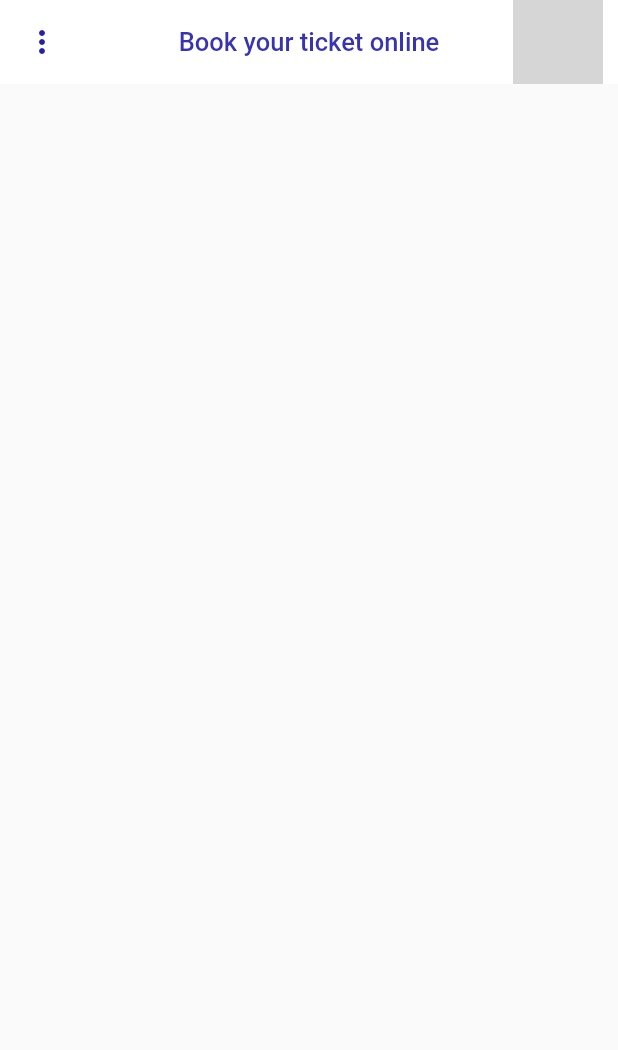
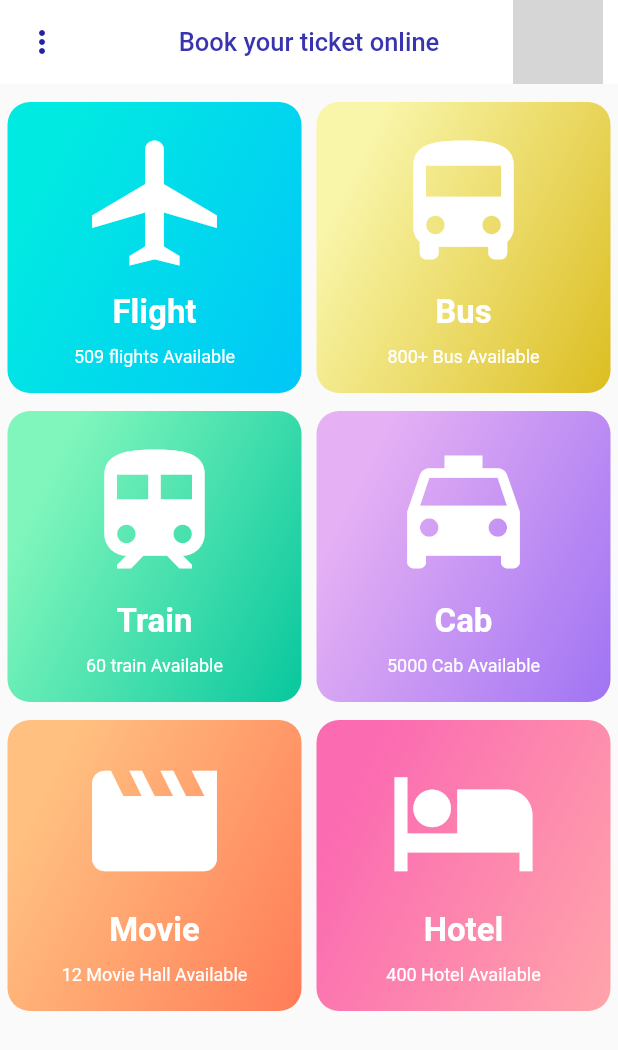
Before and after one commit to eagskunst/Express-Booking-App, a Flutter app: the BookTicketScreen screen opened directly, on a phone screen of 412 x 824 dp. Shown: the top 1050 px of the screen. Run offline on Flutter 3.47's test engine with Material 2 defaults, Android fonts, the phone set to English and light mode, and no system bars; network calls fail; grey boxes are pictures that could not be loaded.

Commit message:
End book_ticket screen. Started bus companies screen

```diff
--- a/lib/book_ticket/book_ticket_screen.dart
+++ b/lib/book_ticket/book_ticket_screen.dart
@@ -1,7 +1,11 @@
+import 'package:express_booking_app/book_ticket/ticket_card_grid.dart';
 import 'package:flutter/material.dart';
 
 
 class BookTicketScreen extends StatelessWidget {
+
+  final picLink = "https://pbs.twimg.com/profile_images/725087606522843137/VmtIbx5p_400x400.jpg";
+
   @override
   Widget build(BuildContext context) {
     return Scaffold(
@@ -24,11 +28,12 @@ class BookTicketScreen extends StatelessWidget {
             ),
             child: CircleAvatar(
               radius: 30,
-              backgroundImage: NetworkImage("https://pbs.twimg.com/profile_images/725087606522843137/VmtIbx5p_400x400.jpg"),
+              backgroundImage: NetworkImage(picLink),
             ),
           )
         ],
       ),
+      body: TicketsGrid(),
     );
   }
 }
--- /dev/null
+++ b/lib/book_ticket/ticket_card.dart
@@ -0,0 +1,95 @@
+import 'package:express_booking_app/bus_companies/bus_companies_screen.dart';
+import 'package:flutter/material.dart';
+
+class TicketCard extends StatelessWidget {
+
+  IconData cardIcon;
+  String cardTitle;
+  String cardDesc;
+  Color gradient1;
+  Color gradient2;
+  bool doTap;
+
+  TicketCard(this.cardIcon, this.cardTitle, this.cardDesc, this.gradient1, this.gradient2, this.doTap);
+
+  @override
+  Widget build(BuildContext context) {
+
+    final icon = Icon(
+      cardIcon,
+      color: Colors.white,
+      size: 100,
+    );
+
+    final title = Container(
+      margin: EdgeInsets.only(
+        top: 10.0
+      ),
+      child: Text(
+        cardTitle,
+        textAlign: TextAlign.center,
+        style: TextStyle(
+          color: Colors.white,
+          fontFamily: "Roboto",
+          fontWeight: FontWeight.w600,
+          fontSize: 22,
+        ),
+      ),
+    );
+
+
+    final desc = Container(
+      margin: EdgeInsets.only(
+          top: 10.0
+      ),
+      child: Text(
+        cardDesc,
+        textAlign: TextAlign.center,
+        style: TextStyle(
+          color: Colors.white,
+          fontFamily: "Roboto",
+          fontSize: 12,
+        ),
+      ),
+    );
+
+    final cardContainer = Container(
+      height: 190,
+      width: 180,
+      margin: EdgeInsets.only(
+        top: 12.0,
+        left: 5.0,
+        right: 5.0
+      ),
+      decoration: BoxDecoration(
+        borderRadius: BorderRadius.circular(15.0),
+        gradient: LinearGradient(
+            colors: [
+              gradient1,
+              gradient2,
+            ],
+          tileMode: TileMode.clamp,
+          begin: FractionalOffset.bottomRight,
+          end: FractionalOffset.centerLeft,
+        )
+      ),
+      child: InkWell(
+        child: Column(
+          mainAxisAlignment: MainAxisAlignment.center,
+          children: <Widget>[
+            icon,
+            title,
+            desc
+          ],
+        ),
+        onTap: (){
+          if(doTap){
+            Navigator.push(context, MaterialPageRoute(builder: (context)=>BusCompaniesScreen()));
+          }
+        },
+      )
+    );
+
+    return cardContainer;
+  }
+}
--- /dev/null
+++ b/lib/book_ticket/ticket_card_grid.dart
@@ -0,0 +1,21 @@
+import 'package:flutter/material.dart';
+import 'package:express_booking_app/book_ticket/ticket_card.dart';
+
+class TicketsGrid extends StatelessWidget {
+  @override
+  Widget build(BuildContext context) {
+    return Container(
+        child: GridView.count(
+          crossAxisCount: 2,
+          children: <Widget>[
+            TicketCard(Icons.airplanemode_active, "Flight", "509 flights Available", Color(0xff01C6F8), Color(0xff01EAE2), false),
+            TicketCard(Icons.directions_bus, "Bus", "800+ Bus Available", Color(0xffDCBE22), Color(0xffF9F5A9), true),
+            TicketCard(Icons.train, "Train", "60 train Available", Color(0xff08C79E), Color(0xff80F6BC), false),
+            TicketCard(Icons.local_taxi, "Cab", "5000 Cab Available", Color(0xffA074F3), Color(0xffE6B1F4), false),
+            TicketCard(Icons.movie, "Movie", "12 Movie Hall Available", Color(0xffFF7C58), Color(0xffFFC080), false),
+            TicketCard(Icons.hotel, "Hotel", "400 Hotel Available", Color(0xffFFA4AA), Color(0xffFB6BB1), false),
+          ],
+        )
+    );
+  }
+}
```
Also changed, not shown: lib/bus_companies/back_arrow.dart (added, +23 -0 lines), lib/bus_companies/bus_companies_screen.dart (added, +11 -0 lines), lib/bus_companies/circle_avatar_border.dart (added, +29 -0 lines), lib/bus_companies/header_bar.dart (added, +27 -0 lines).
